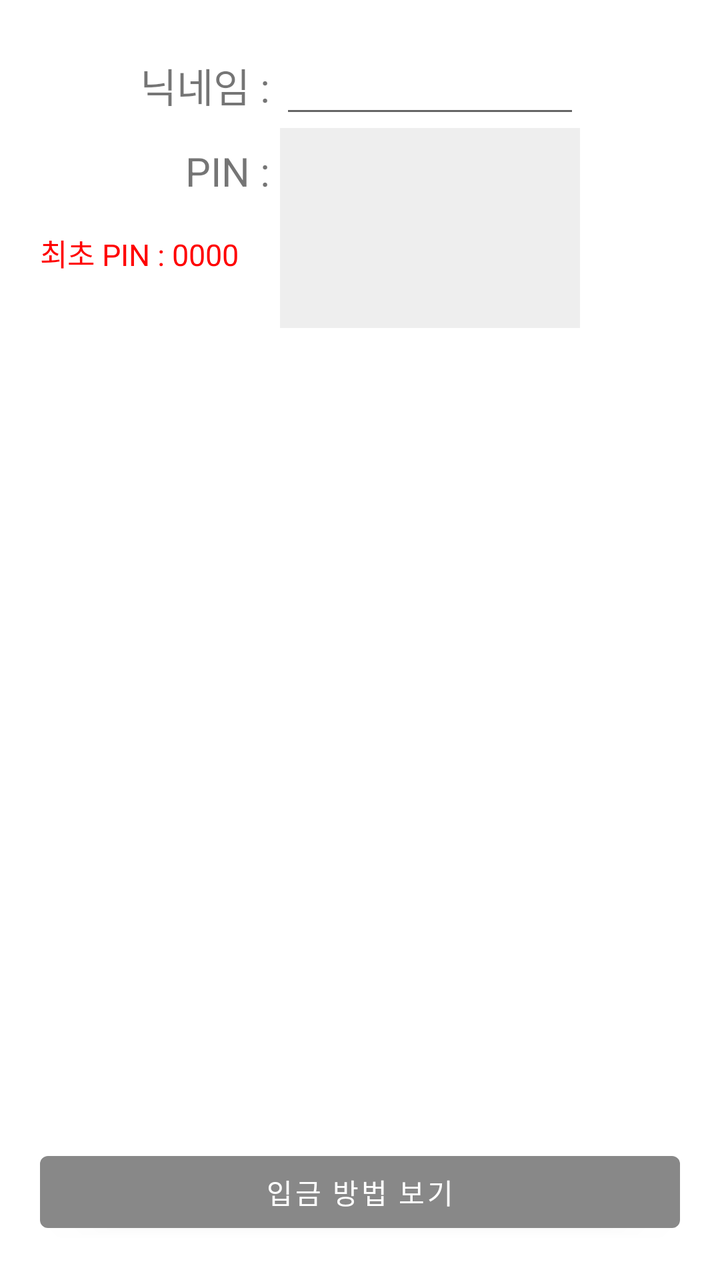
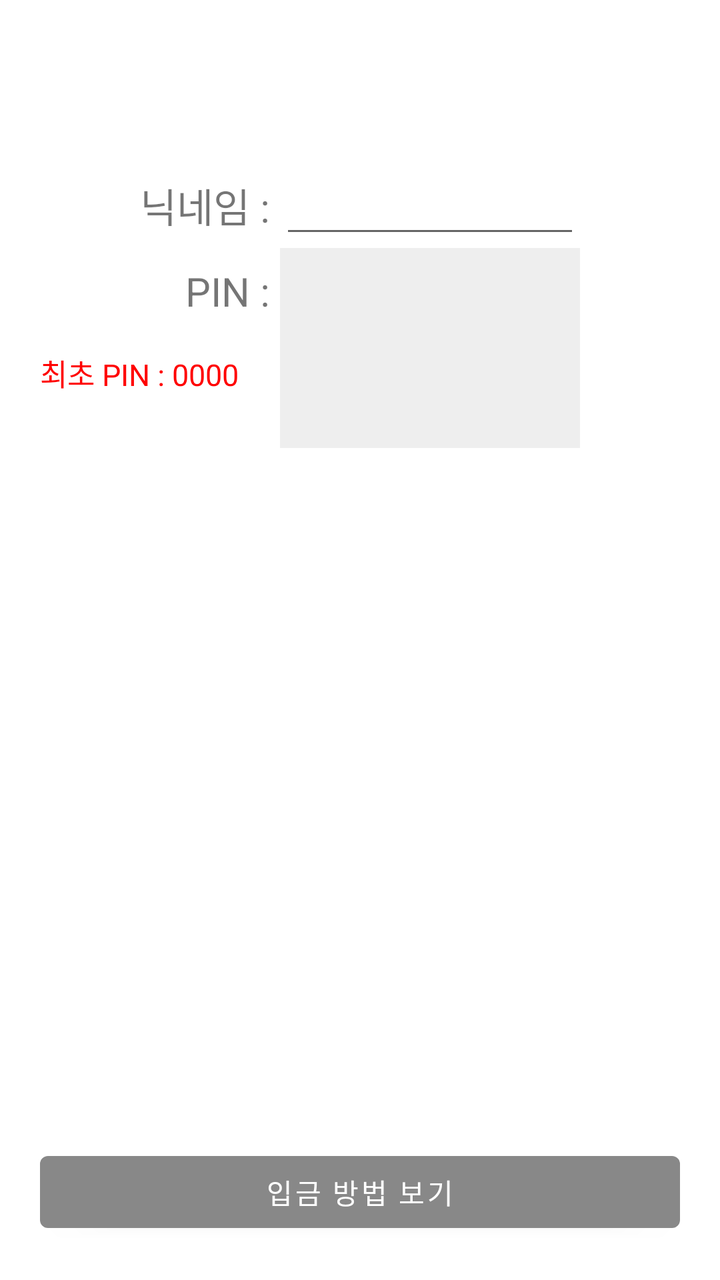

Screens rendered from an Android XML layout before and after an edit, with the pre-edit source and the edit as a unified diff.
<!-- AndroidManifest.xml: application theme AppTheme -->
<!-- res/layout/activity_login.xml -->
<?xml version="1.0" encoding="utf-8"?>
<androidx.constraintlayout.widget.ConstraintLayout xmlns:android="http://schemas.android.com/apk/res/android"
   xmlns:app="http://schemas.android.com/apk/res-auto"
   xmlns:tools="http://schemas.android.com/tools"
   android:layout_width="match_parent"
   android:layout_height="match_parent"
    android:padding="20dp"
   android:keepScreenOn="true"
   tools:context=".ui.view.activity.LoginActivity">
    <LinearLayout
        android:id="@+id/llName"
        android:layout_width="wrap_content"
        android:layout_height="wrap_content"
        android:orientation="horizontal"
        app:layout_constraintTop_toTopOf="parent"
        app:layout_constraintStart_toStartOf="parent"
        app:layout_constraintEnd_toEndOf="parent">
        <TextView
            android:layout_width="wrap_content"
            android:layout_height="wrap_content"
            android:textSize="20sp"
            android:text="닉네임 : "
            />
        <EditText
            android:id="@+id/etNickname"
            android:layout_width="150dp"
           android:inputType="text"
            android:lines="1"
            android:textSize="20sp"
           android:imeOptions="actionNext"
           android:nextFocusForward="@id/etPin"
            android:layout_height="wrap_content"/>
    </LinearLayout>
    <LinearLayout
        android:id="@+id/llPassword"
        android:layout_width="wrap_content"
        android:layout_height="wrap_content"
        android:orientation="horizontal"
        app:layout_constraintTop_toBottomOf="@id/llName"
        app:layout_constraintEnd_toEndOf="@id/llName">
        <TextView
            android:layout_width="wrap_content"
            android:layout_height="wrap_content"
            android:textSize="20sp"
            android:text="PIN : "
            />

        <EditText
           android:id="@+id/etPin"
           android:layout_width="150dp"
           android:layout_height="wrap_content"
           android:inputType="numberPassword"
           android:lines="1"
           android:maxLength="4"
           android:imeOptions="actionDone"
           android:minWidth="150dp" />
    </LinearLayout>
    <TextView
        android:id="@+id/tv1"
        android:layout_width="match_parent"
        android:layout_height="wrap_content"
        android:background="@color/white"
        android:layout_marginTop="10dp"
        android:visibility="visible"
        android:textSize="15sp"
        android:text="최초 PIN : 0000"
        android:textColor="@color/red"
        app:layout_constraintTop_toBottomOf="@id/llPassword"
        app:layout_constraintEnd_toEndOf="@id/llName"/>
    <TextView
        android:id="@+id/tv2"
        android:layout_width="match_parent"
        android:layout_height="wrap_content"
        android:background="@color/white"
        android:layout_marginTop="50dp"
        android:visibility="gone"
        android:textColor="@color/black"
        android:text = "반드시 위 목록과 일치하는 ※닉네임※ 으로"
        app:layout_constraintTop_toBottomOf="@id/llPassword"
        app:layout_constraintEnd_toEndOf="@id/llName"/>
    <TextView
        android:id="@+id/tvBankAccount"
        android:layout_width="match_parent"
        android:layout_height="wrap_content"
        android:background="@color/white"
        android:visibility="gone"
        android:textSize="22sp"
        android:textColor="@color/black"
        android:text = "카카오뱅크 3333-15-7121421 곽홍석"
        app:layout_constraintTop_toBottomOf="@id/tv2"
        app:layout_constraintEnd_toEndOf="@id/llName"/>
    <TextView
        android:id="@+id/tv3"
        android:layout_width="match_parent"
        android:layout_height="wrap_content"
        android:background="@color/white"
        android:visibility="gone"
        android:text = "으로 입금해주세요"
        app:layout_constraintTop_toBottomOf="@id/tvBankAccount"
        app:layout_constraintEnd_toEndOf="@id/llName"/>
    <TextView
        android:id="@+id/tv4"
        android:layout_width="match_parent"
        android:layout_height="wrap_content"
        android:background="@color/white"
        android:visibility="gone"
        android:layout_marginTop="10dp"
        android:text = "아래 카카오페이도 됩니다(※카카오톡으로 보내시면 안됩니다.)"
        app:layout_constraintTop_toBottomOf="@id/tv3"
        app:layout_constraintEnd_toEndOf="@id/llName"/>
    <ImageView
        android:id="@+id/ivQr"
        android:layout_width="match_parent"
        android:layout_height="0dp"
        android:scaleType="fitCenter"
        android:adjustViewBounds="true"
        android:src="@drawable/qr"
        android:visibility="gone"
        app:layout_constraintTop_toBottomOf="@+id/tv4"
        app:layout_constraintStart_toStartOf="parent"
        app:layout_constraintEnd_toEndOf="parent"
        app:layout_constraintBottom_toTopOf="@id/btnChange"

        />
    <androidx.recyclerview.widget.RecyclerView
        android:id="@+id/rvHistory"
        android:background="@color/white"
        android:layout_width="match_parent"
        android:padding="5dp"
        android:layout_height="0dp"
        android:focusable="true"
        android:visibility="visible"
        app:layout_constraintTop_toBottomOf="@id/tv1"
        app:layout_constraintBottom_toTopOf="@id/btnChange"
        />
    <Button
        android:id="@+id/btnChange"
        android:layout_width="match_parent"
        android:layout_height="wrap_content"
        app:layout_constraintBottom_toBottomOf="parent"
        android:text="입금 방법 보기"
        />
    <androidx.recyclerview.widget.RecyclerView
        android:id="@+id/rvNickName"
        android:layout_width="150dp"
        android:layout_height="wrap_content"
        app:layout_constraintVertical_bias="0"
        app:layout_constraintTop_toBottomOf="@id/llName"
        app:layout_constraintEnd_toEndOf="@id/llName"
        app:layout_constraintBottom_toTopOf="@id/btnChange"
        android:background="@color/gray"
        app:layout_constraintHeight_min="100dp"
        app:layout_constraintHeight_max="400dp"
        android:visibility="visible" />
</androidx.constraintlayout.widget.ConstraintLayout>
<!-- resources referenced by this layout -->
<resources>
  <color name="black">#FF000000</color>
  <color name="gray">#FFEEEEEE</color>
  <color name="red">#FFFF0000</color>
  <color name="white">#FFFFFFFF</color>
  <!-- drawable qr: png bitmap (drawable, 333085 bytes) -->
  <style name="AppTheme" parent="Theme.MaterialComponents.DayNight.NoActionBar">
          
          <item name="colorPrimary">@color/primary</item>
          <item name="colorPrimaryVariant">@color/primary</item>
          <item name="colorOnPrimary">@color/white</item>
          
          <item name="colorSecondary">@color/secondary</item>
          <item name="colorSecondaryVariant">@color/secondaryVarient</item>
          <item name="colorOnSecondary">@color/black</item>
          
          <item name="android:statusBarColor" tools:targetApi="l">?attr/colorPrimaryVariant</item>
          
          <item name="android:windowNoTitle">true</item>
      </style>
  <color name="primary">#FF888888</color>
  <color name="secondary">#FFF5F5DC</color>
  <color name="secondaryVarient">#FFe0e094</color>
</resources>

<!-- the commit's change to res/layout/activity_login.xml (unified diff, before → after) -->
@@ -12,6 +12,7 @@
         android:layout_width="wrap_content"
         android:layout_height="wrap_content"
         android:orientation="horizontal"
+        android:layout_marginTop="60dp"
         app:layout_constraintTop_toTopOf="parent"
         app:layout_constraintStart_toStartOf="parent"
         app:layout_constraintEnd_toEndOf="parent">
